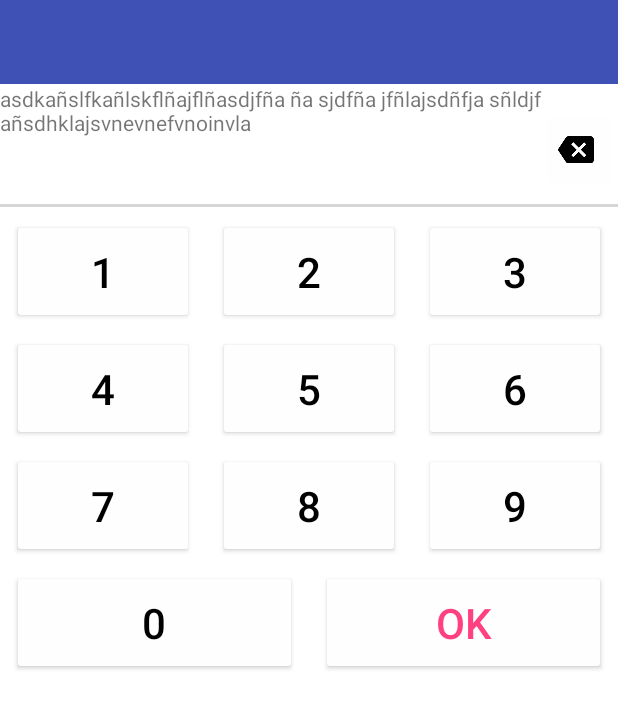
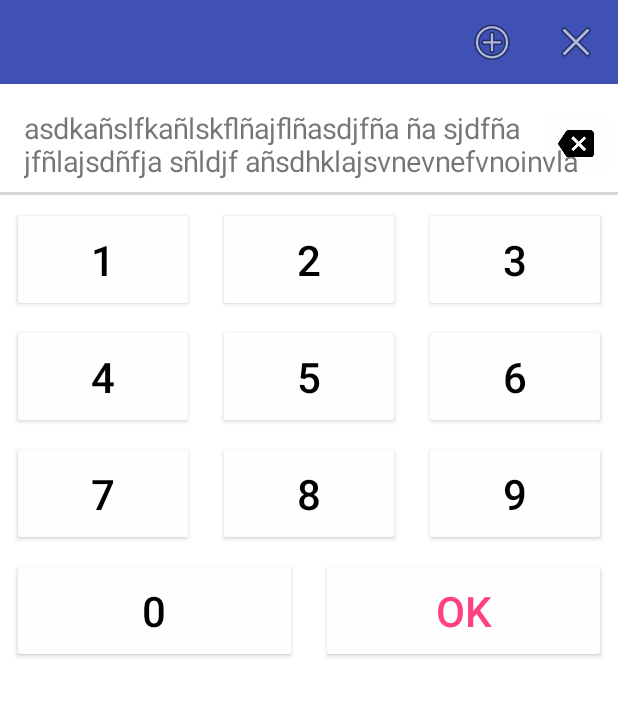
Before and after one commit to IronDroid/HIAD, an Android app: the screen it shows after launch (MainActivity), after a tap on "HIAD", on a phone screen of 412 x 824 dp. Shown: the top 708 px of the screen. Run offline under Robolectric (Android 15) with nearby library versions, the light colour scheme and no system bars; libraries missing offline, so code that uses them is left out: com.sothree.slidinguppanel; plain views replace SlidingUpPanelLayout; 2 statements that could not run were skipped.

Commit message:
improvments of design

```diff
--- a/app/src/main/java/org/ajcm/hiad/MainActivity.java
+++ b/app/src/main/java/org/ajcm/hiad/MainActivity.java
@@ -20,12 +20,7 @@
     private TextView numberHimno;
     private SlidingUpPanelLayout upPanelLayout;
     private Toolbar toolbarPanel;
-
-    final static float STEP = 200;
-    float mRatio = 1.0f;
-    int mBaseDist;
-    float mBaseRatio;
-    float fontsize = 13;
+    private float textSize;
 
     @Override
     protected void onCreate(Bundle savedInstanceState) {
@@ -34,7 +29,27 @@
         setSupportActionBar((Toolbar) findViewById(R.id.toolbar));
         numberHimno = (TextView) findViewById(R.id.number_himno);
         textHimno = (TextView) findViewById(R.id.text_himno);
+        textSize = textHimno.getTextSize();
         toolbarPanel = (Toolbar) findViewById(R.id.toolbar_panel);
+        toolbarPanel.inflateMenu(R.menu.menu_himno);
+        toolbarPanel.setOnMenuItemClickListener(new Toolbar.OnMenuItemClickListener() {
+            @Override
+            public boolean onMenuItemClick(MenuItem item) {
+                switch (item.getItemId()) {
+                    case R.id.action_plus:
+                        Toast.makeText(getApplicationContext(), "plus", Toast.LENGTH_SHORT).show();
+                        textSize += 2;
+                        textHimno.setTextSize(textSize);
+                        return true;
+                    case R.id.action_minus:
+                        Toast.makeText(getApplicationContext(), "minus", Toast.LENGTH_SHORT).show();
+                        textSize -= 2;
+                        textHimno.setTextSize(textSize);
+                        return true;
+                }
+                return false;
+            }
+        });
         upPanelLayout = (SlidingUpPanelLayout) findViewById(R.id.sliding_layout);
         upPanelLayout.setPanelState(SlidingUpPanelLayout.PanelState.HIDDEN);
     }
@@ -48,32 +63,35 @@
     @Override
     public boolean onCreateOptionsMenu(Menu menu) {
         getMenuInflater().inflate(R.menu.menu_main, menu);
-//        MenuItem item = menu.findItem(R.id.action_search);
-//        SearchView searchView = (SearchView) MenuItemCompat.getActionView(item);
-//        searchView.setOnQueryTextListener(this);
         return true;
     }
 
     @Override
     public boolean onOptionsItemSelected(MenuItem item) {
-        int id = item.getItemId();
-        if (id == R.id.action_add) {
-            Toast.makeText(this, "something", Toast.LENGTH_SHORT).show();
-            return true;
+        switch (item.getItemId()) {
+            case R.id.action_search:
+                Toast.makeText(this, "search", Toast.LENGTH_SHORT).show();
+                return true;
+            case R.id.action_about:
+                Toast.makeText(this, "about", Toast.LENGTH_SHORT).show();
+                return true;
         }
-
         return super.onOptionsItemSelected(item);
     }
 
     public void numOk(View view) {
-        Toast.makeText(this, "OK", Toast.LENGTH_SHORT).show();
         upPanelLayout.setPanelState(SlidingUpPanelLayout.PanelState.EXPANDED);
+        toolbarPanel = (Toolbar) findViewById(R.id.toolbar_panel);
         toolbarPanel.setTitle(numberHimno.getText());
-
     }
 
     public void inputDelete(View view) {
-        numberHimno.setText("");
+        if (numberHimno.getText().length() <= 1) {
+            numberHimno.setText("");
+        } else {
+            String num = numberHimno.getText().toString();
+            numberHimno.setText(num.substring(0, numberHimno.getText().length() - 1));
+        }
     }
 
     public void number0(View view) {
--- a/app/src/main/res/layout/activity_main.xml
+++ b/app/src/main/res/layout/activity_main.xml
@@ -30,7 +30,7 @@
                 android:layout_width="match_parent"
                 android:layout_height="?attr/actionBarSize"
                 android:layout_marginBottom="@dimen/btn_flat_padding"
-                android:layout_marginTop="@dimen/activity_horizontal_margin"
+                android:layout_marginTop="@dimen/btn_flat_padding"
                 android:gravity="center_vertical"
                 android:paddingLeft="16dp"
                 android:paddingRight="64dp"
@@ -77,6 +77,7 @@
 
         <TextView
             android:id="@+id/text_himno"
+            android:padding="@dimen/activity_vertical_margin"
             android:layout_width="match_parent"
             android:layout_height="match_parent"
             android:text="asdkañslfkañlskflñajflñasdjfña ña sjdfña jfñlajsdñfja sñldjf añsdhklajsvnevnefvnoinvla" />
--- /dev/null
+++ b/app/src/main/res/menu/menu_himno.xml
@@ -0,0 +1,14 @@
+<menu xmlns:android="http://schemas.android.com/apk/res/android"
+    xmlns:app="http://schemas.android.com/apk/res-auto">
+    <item
+        android:id="@+id/action_plus"
+        android:icon="@android:drawable/ic_menu_add"
+        android:title="aumentar tamaño"
+        app:showAsAction="ifRoom" />
+
+    <item
+        android:id="@+id/action_minus"
+        android:icon="@android:drawable/ic_menu_close_clear_cancel"
+        android:title="reducir tamaño"
+        app:showAsAction="ifRoom" />
+</menu>
--- a/app/src/main/res/menu/menu_main.xml
+++ b/app/src/main/res/menu/menu_main.xml
@@ -6,12 +6,10 @@
         android:id="@+id/action_search"
         android:icon="@android:drawable/ic_menu_search"
         android:title="search"
-        app:actionViewClass="android.support.v7.widget.SearchView"
         app:showAsAction="ifRoom" />
 
     <item
-        android:id="@+id/action_add"
-        android:icon="@android:drawable/ic_menu_add"
+        android:id="@+id/action_about"
         android:title="about"
         app:showAsAction="never" />
 </menu>
```
Also changed, not shown: app/build.gradle (+4 -5 lines), 1 other file.
